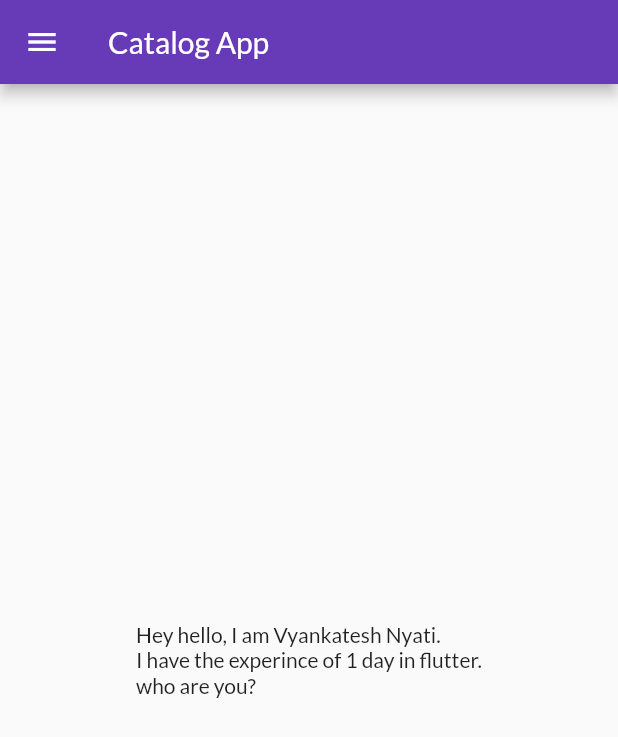
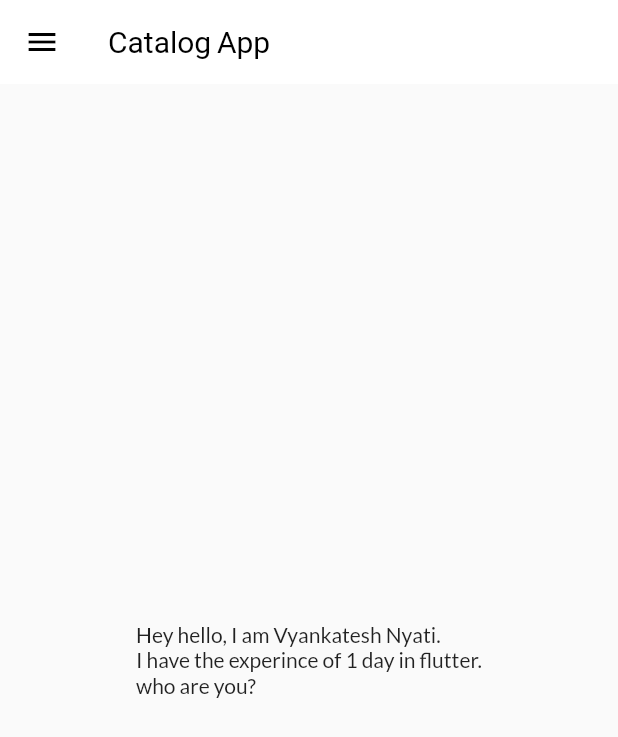
Before and after one commit to vyankatesh-nyati/flutter-catalog-app, a Flutter app: the screen it shows after launch, on a phone screen of 412 x 824 dp. Shown: the top 737 px of the screen. Run offline on Flutter 3.47's test engine with Material 2 defaults, Android fonts, the phone set to English and light mode, and no system bars; our stand-ins replace google_fonts.

Commit message:
theme extracted

```diff
--- a/lib/main.dart
+++ b/lib/main.dart
@@ -1,7 +1,7 @@
 import 'package:flutter/material.dart';
 import 'package:flutter_learning/pages/home_page.dart';
 import 'package:flutter_learning/pages/login_page.dart';
-import 'package:google_fonts/google_fonts.dart';
+import 'package:flutter_learning/widgets/themes.dart';
 import './utils//routes.dart';
 
 void main() {
@@ -13,13 +13,11 @@ class MyApp extends StatelessWidget {
 
   @override
   Widget build(BuildContext context) {
+    print(context);
     return MaterialApp(
       themeMode: ThemeMode.light,
-      theme: ThemeData(
-        primarySwatch: Colors.deepPurple,
-        fontFamily: GoogleFonts.lato().fontFamily,
-      ),
-      darkTheme: ThemeData(brightness: Brightness.dark),
+      theme: MyTheme.lightTheme(context),
+      darkTheme: MyTheme.darkTheme(context),
       initialRoute: MyRoutes.homeRoute,
       routes: {
         "/": (context) => LoginPage(),
--- /dev/null
+++ b/lib/widgets/themes.dart
@@ -0,0 +1,16 @@
+import 'package:flutter/material.dart';
+import 'package:google_fonts/google_fonts.dart';
+
+class MyTheme {
+  static ThemeData lightTheme(BuildContext context) => ThemeData(
+      primarySwatch: Colors.deepPurple,
+      fontFamily: GoogleFonts.lato().fontFamily,
+      appBarTheme: const AppBarTheme(
+          color: Colors.white,
+          elevation: 0.0,
+          iconTheme: IconThemeData(color: Colors.black),
+          titleTextStyle: TextStyle(color: Colors.black, fontSize: 20)));
+
+  static ThemeData darkTheme(BuildContext context) =>
+      ThemeData(brightness: Brightness.dark);
+}
```
